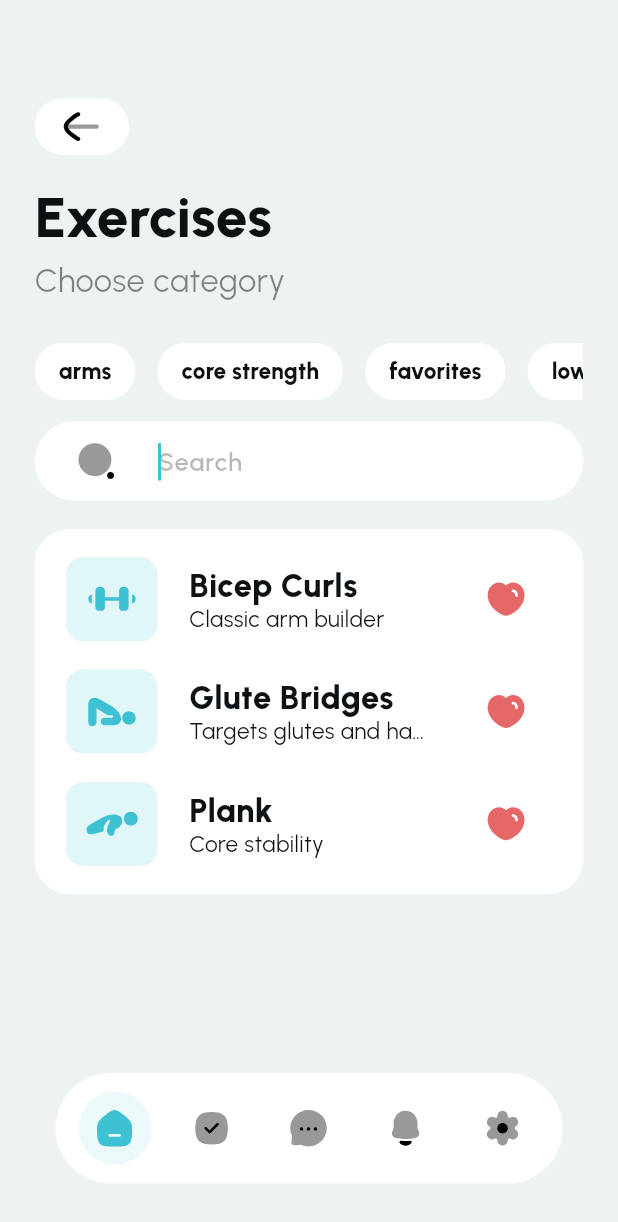
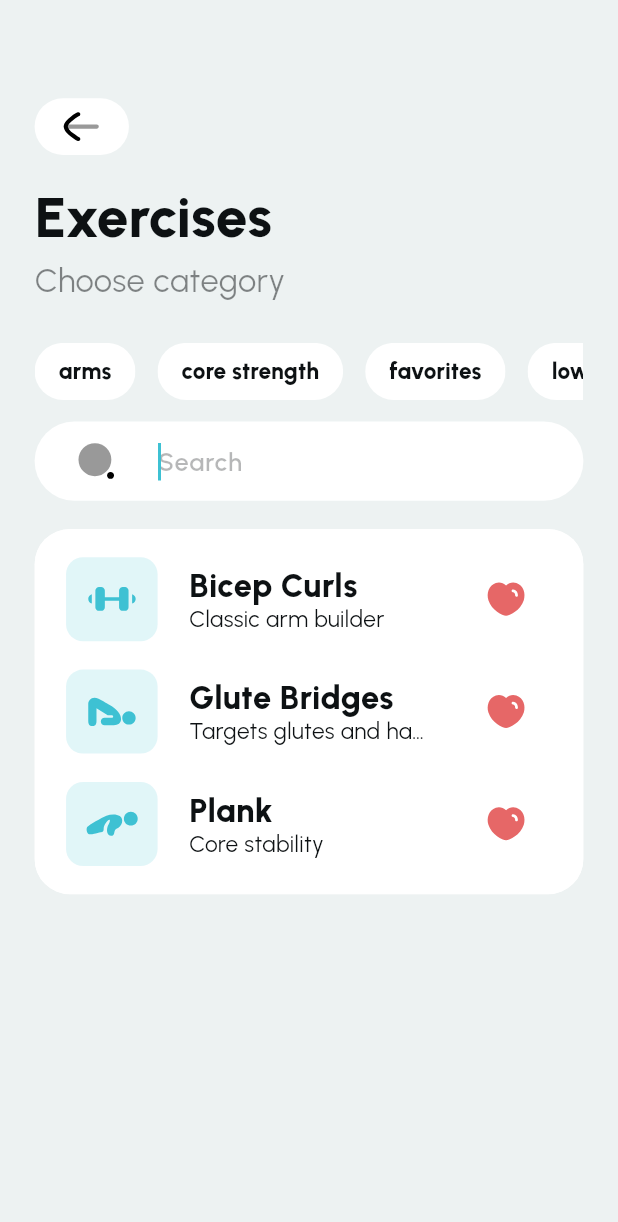
Before and after one commit to AdhamElagaty/physio_app_GradProj, a Flutter app: the Home screen opened by its route, after a tap on an icon or button, on a phone screen of 412 x 824 dp. Shown: the top 1222 px of the screen. Run offline on Flutter 3.47's test engine with Material 3 defaults, Android fonts, the phone set to English and light mode, and no system bars; our stand-ins replace bloc, camera, dartz, dio, equatable, flutter_bloc and 8 more; missing offline and left inert: google_mlkit_pose_detection, onnxruntime; accounts and stored records are empty; network calls fail.

```diff
--- a/lib/core/utils/styles/icons.dart
+++ b/lib/core/utils/styles/icons.dart
@@ -31,6 +31,7 @@ class AppIcons {
       'assets/images/Iconly/Bulk/Tick-Square.svg';
   static const String arrow_left_bulk =
       'assets/images/Iconly/Bulk/Arrow-Left-3.svg';
+  static const String time_circle = 'assets/images/Iconly/Bulk/Time-Circle.svg';
   static const String arms = 'assets/images/Arms.svg';
   static const String core_strength = 'assets/images/Core-Strength.svg';
   static const String lower_body = 'assets/images/Lower-Body.svg';
--- a/lib/features/home/presentation/screens/home.dart
+++ b/lib/features/home/presentation/screens/home.dart
@@ -35,7 +35,9 @@ import 'package:gradproject/features/pose_detection_handling/services/pose_detec
 // }
 
 class Home extends StatefulWidget {
-  Home({super.key,});
+  Home({
+    super.key,
+  });
   @override
   State<Home> createState() => _HomeState();
 }
@@ -45,9 +47,9 @@ class _HomeState extends State<Home> {
 
   late List<Widget> pages = <Widget>[
     HomePageContent(),
-    TasksPage(),
+    // TasksPage(),
+    NotificationsPage(),
     ChatHistoryScreen(),
-    NotificationsPage(),
     SettingsPage(),
   ];
 
@@ -61,9 +63,9 @@ class _HomeState extends State<Home> {
   Widget build(BuildContext context) {
     final List<String> navIcons = [
       AppIcons.home,
-      AppIcons.tick_square,
+      // AppIcons.tick_square,
+      AppIcons.time_circle,
       AppIcons.chat,
-      AppIcons.notification,
       AppIcons.setting,
     ];
 
--- a/lib/features/home/presentation/screens/home_content/search.dart
+++ b/lib/features/home/presentation/screens/home_content/search.dart
@@ -121,13 +121,6 @@ class _SearchState extends State<Search> {
 
   @override
   Widget build(BuildContext context) {
-    List<String> navIcons = [
-      AppIcons.home,
-      AppIcons.tick_square,
-      AppIcons.chat,
-      AppIcons.notification,
-      AppIcons.setting
-    ];
     int index = 0;
     Set<String> allUniqueCategories =
         allExercises.map((e) => e.category.toLowerCase()).toSet();
@@ -140,20 +133,6 @@ class _SearchState extends State<Search> {
     ];
 
     return Scaffold(
-      bottomNavigationBar: NavBar(
-        selectedIndex: 0,
-        color: AppColors.teal,
-        navItems: List.generate(5, (index) {
-          return NavItem(
-            icon: AppIcon(navIcons[index].replaceAll('Bold', 'Bulk')),
-            selectedIcon: AppIcon(
-              navIcons[index],
-              color: AppColors.teal,
-              size: 31.68.w,
-            ),
-          );
-        }),
-      ),
       body: Padding(
         padding: EdgeInsets.fromLTRB(22.w, 30.h, 22.w, 0.h),
         child: Column(
--- a/pubspec.yaml
+++ b/pubspec.yaml
@@ -81,6 +81,7 @@ flutter:
     - assets/images/Iconly/Bulk/Plus.svg
     - assets/images/Iconly/Bulk/Edit.svg
     - assets/images/Iconly/Bulk/Delete.svg
+    - assets/images/Iconly/Bulk/Time-Circle.svg
     - assets/images/Iconly/Stroke/Heart.svg
     - assets/images/AI_blur_effect.svg
     - assets/images/AI_blur_effect.png
```
Also changed, not shown: lib/features/home/presentation/screens/home_content/description.dart (+0 -22 lines), assets/images/Iconly/Bulk/Time-Circle.svg (added), pubspec.lock, 4 other files.
